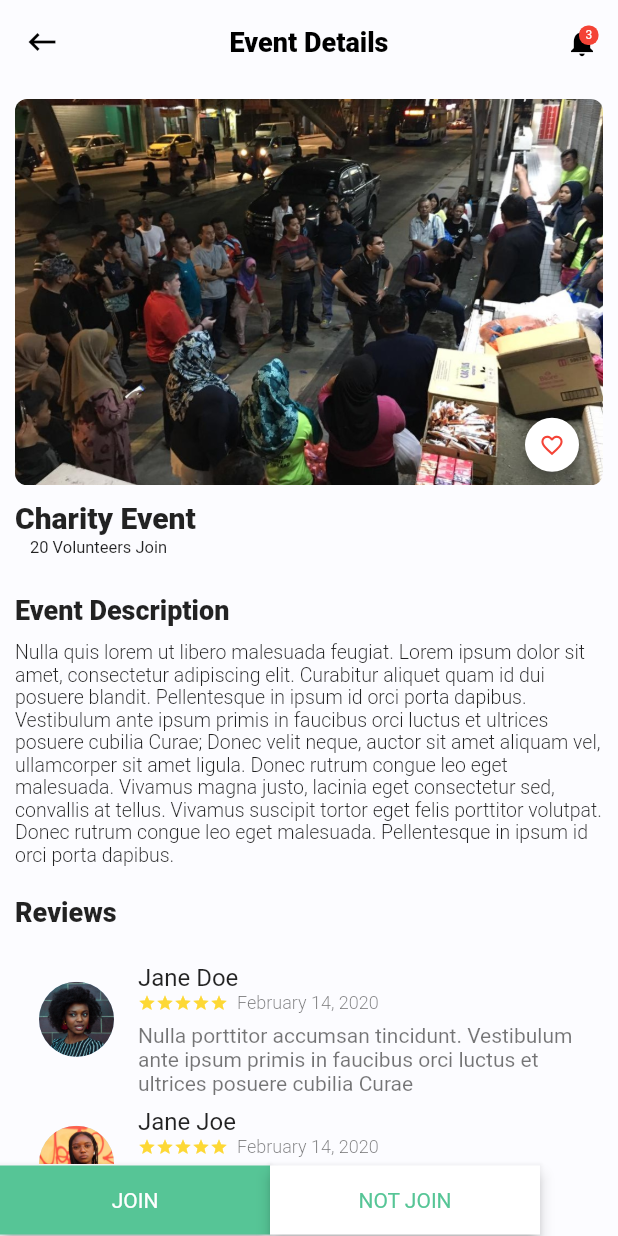
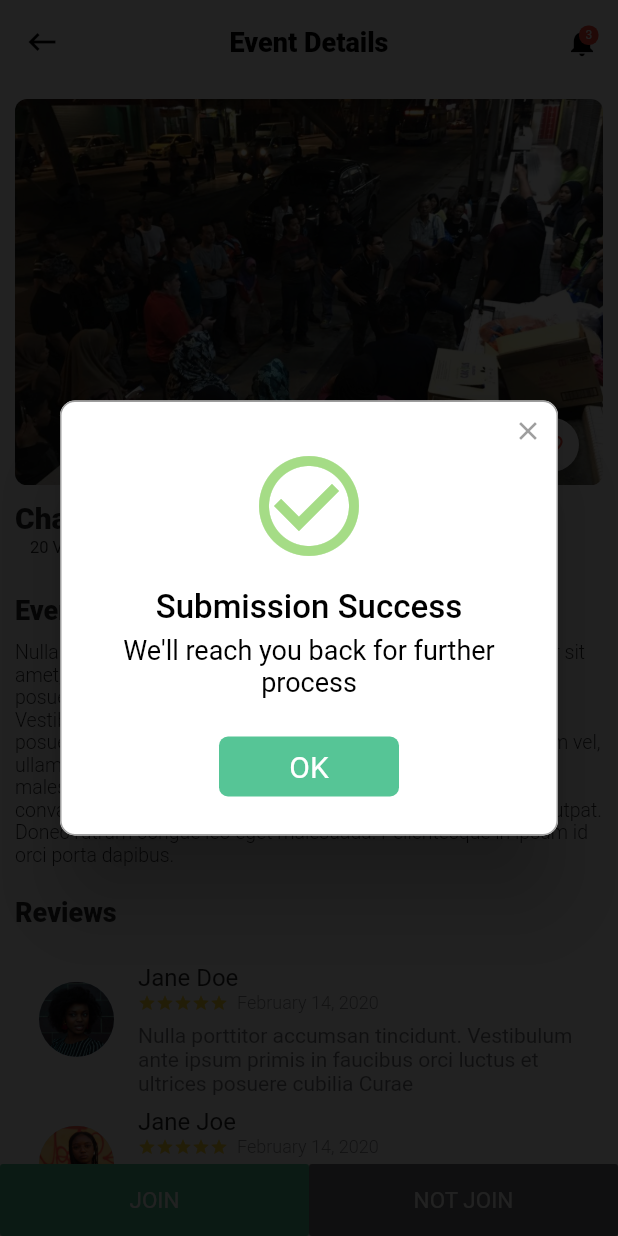
Before and after one commit to draxius2002/weerdness, a Flutter app: the EventDetails screen opened directly, after a tap on "JOIN", on a phone screen of 412 x 824 dp. Run offline on Flutter 3.47's test engine with Material 2 defaults, Android fonts, the phone set to English and light mode, and no system bars; drawn by our look-alikes of rflutter_alert; our stand-ins replace bloc, carousel_slider, equatable, font_awesome_flutter, getflutter, introduction_screen and 1 more; accounts and stored records are empty.

Commit message:
6.01 - 29.4

```diff
--- a/lib/screens/EventDetails_Screen.dart
+++ b/lib/screens/EventDetails_Screen.dart
@@ -1,10 +1,12 @@
 import 'package:flutter/material.dart';
 import 'package:ffg_app/screens/notifications.dart';
+import 'package:ffg_app/screens/main_screen.dart';
 import 'package:ffg_app/util/comments.dart';
 import 'package:ffg_app/util/const.dart';
 import 'package:ffg_app/util/events.dart';
 import 'package:ffg_app/widgets/badge.dart';
 import 'package:ffg_app/widgets/smooth_star_rating.dart';
+import 'package:rflutter_alert/rflutter_alert.dart';
 
 class EventDetails extends StatefulWidget {
   @override
@@ -276,38 +278,65 @@ class _EventDetailsState extends State<EventDetails> {
       bottomNavigationBar: Container(
         //  width: MediaQuery.of(context).size.width/100,
         child: Row(
+          mainAxisSize: MainAxisSize.min,
           children: <Widget>[
-            SizedBox(
-              width: 180,
-              child: RawMaterialButton(
-                onPressed: () {},
-                fillColor: Theme.of(context).accentColor,
-                elevation: 4.0,
-                child: Padding(
-                  padding: EdgeInsets.all(15),
+            Expanded(
+              child: MaterialButton(
+                color: Theme.of(context).accentColor,
+                elevation: 0,
+                onPressed: ()  {
+                  Alert(
+                    context: context,
+                    type: AlertType.success,
+                    title: "Submission Success",
+                    desc: "We'll reach you back for further process ",
+                    buttons: [
+                      DialogButton(
+                        child: Text(
+                          "OK",
+                          style: TextStyle(color: Colors.white, fontSize: 20),
+                        ),
+                        onPressed: () {
+                          Navigator.of(context).push(
+                            MaterialPageRoute(
+                              builder: (BuildContext context) {
+                                return MainScreen();
+                              },
+                            ),
+                          );
+                        },
+                        width: 120,
+                      )
+                    ],
+                  ).show();
+                },
+                child: Container(
+                  padding: EdgeInsets.all(15.0),
                   child: Text(
                     "JOIN",
+                    textAlign: TextAlign.center,
                     style: TextStyle(
-                      color: Colors.white,
-                    ),
+                        fontSize: 15.0,
+                        color: Colors.white,
+                        fontWeight: FontWeight.w400),
                   ),
                 ),
               ),
             ),
-            SizedBox(
-              width: 180,
-              child: RawMaterialButton(
+            Expanded(
+              child: MaterialButton(
+                color: Colors.black54,
+                elevation: 0,
                 onPressed: () {},
-                fillColor: Colors.white,
-                //   shape: CircleBorder(),
-                elevation: 4.0,
-                child: Padding(
-                  padding: EdgeInsets.all(15),
+                child: Container(
+                  padding: EdgeInsets.all(15.0),
                   child: Text(
                     "NOT JOIN",
+                    textAlign: TextAlign.center,
                     style: TextStyle(
-                      color: Theme.of(context).accentColor,
-                    ),
+                        fontSize: 15.0,
+                        color: Colors.white,
+                        fontWeight: FontWeight.w400),
                   ),
                 ),
               ),
--- a/lib/screens/profile.dart
+++ b/lib/screens/profile.dart
@@ -25,7 +25,7 @@ class _ProfileState extends State<Profile> {
                 Padding(
                   padding: EdgeInsets.only(left: 10.0, right: 10.0),
                   child: Image.asset(
-                    "assets/cm4.jpeg",
+                    "assets/cm2.jpeg",
                     fit: BoxFit.cover,
                     width: 100.0,
                     height: 100.0,
--- a/pubspec.yaml
+++ b/pubspec.yaml
@@ -53,6 +53,8 @@ flutter:
     - assets/cc.png
     - assets/V1.png
     - assets/V2.png
+    - assets/V3.jpg
+    - assets/V4.png
     - assets/on3.png
     - assets/food1.jpeg
     - assets/food2.jpeg
```
Also changed, not shown: lib/screens/Form_Volunteer_Group.dart (+0 -29 lines), lib/screens/walkthrough.dart (+3 -5 lines), assets/V3.jpg (added), assets/V4.png (added).
